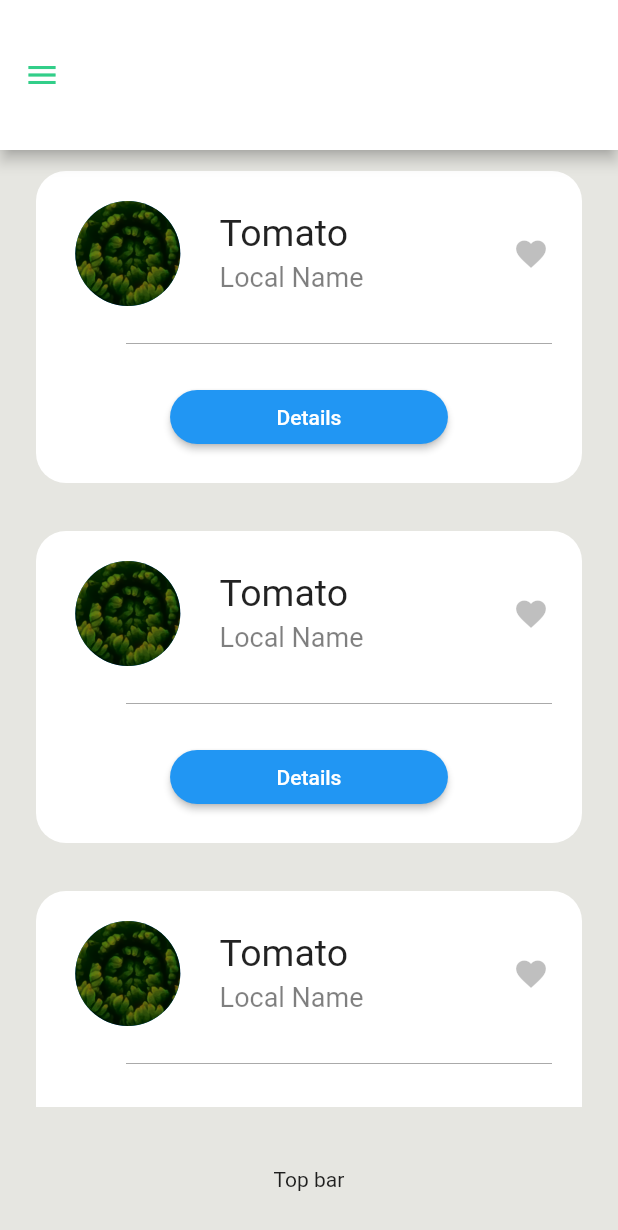
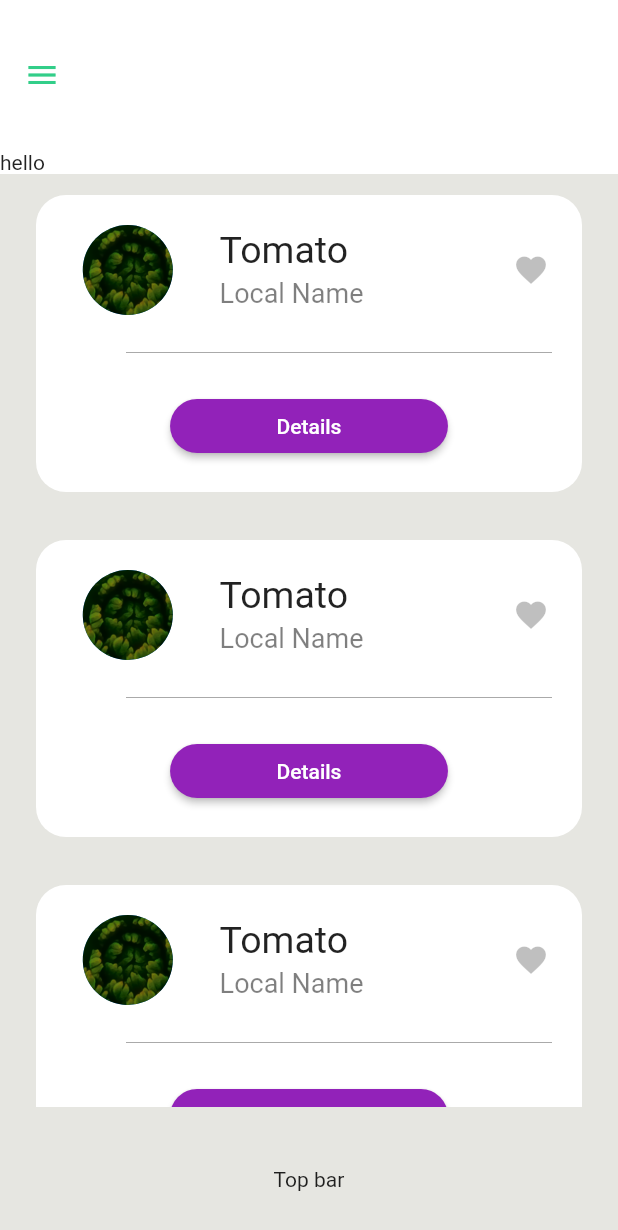
Before and after one commit to ParadoxPD/Spectra, a Flutter app: the Dashboard screen opened directly, on a phone screen of 412 x 824 dp. Shown: the top 1230 px of the screen. Run offline on Flutter 3.47's test engine with Material 2 defaults, Android fonts, the phone set to English and light mode, and no system bars; our stand-ins replace rxdart; Roboto replaces fonts that are missing (SFProText).

Commit message:
Working on sidebar

```diff
--- a/app/lib/pages/Dashboard.dart
+++ b/app/lib/pages/Dashboard.dart
@@ -1,13 +1,12 @@
 import 'package:flutter/material.dart';
 import 'package:flutter/widgets.dart';
-import '../bloc/blocs/user_bloc_provider.dart';
 
 class Dashboard extends StatelessWidget {
   @override
   Widget build(BuildContext context) {
     return Scaffold(
         appBar: AppBar(
-          title: Text("hello"),
+          elevation: 0,
           backgroundColor: Colors.white,
           toolbarHeight: 100,
           iconTheme: IconThemeData(color: Color(0xff32CE89)),
@@ -17,6 +16,11 @@ class Dashboard extends StatelessWidget {
           color: Color(0xffE6E6E1),
           child: Column(
             children: <Widget>[
+              Container(
+                width: MediaQuery.of(context).size.width,
+                color: Colors.white,
+                child: Text("hello"),
+              ),
               Expanded(
                 child: Container(
                   padding: EdgeInsets.fromLTRB(20, 10, 20, 10),
@@ -50,78 +54,63 @@ Widget createSideDrawer(BuildContext context) {
     child: ClipRRect(
       borderRadius: BorderRadius.only(topRight: Radius.circular(85.0)),
       child: Drawer(
+        child: SizedBox.expand(
           child: ListView(
             // Important: Remove any padding from the ListView.
             padding: EdgeInsets.zero,
             children: <Widget>[
+              sideMenuBanner(
+                  context,
+                  new AssetImage("assets/Login_Back.png"),
+                  Image.asset('assets/avatar.png'),
+                  "Isaac Newton",
+                  "@Newton69"),
+              Padding(padding: EdgeInsets.only(top: 30)),
+              sideMenuTile("Home", ImageIcon(AssetImage('assets/home.png')),
+                  TextStyle(fontSize: 16, fontWeight: FontWeight.w400), () {}),
               Container(
-              height: MediaQuery.of(context).size.height * 0.32,
-              child: ClipRRect(
-                borderRadius:
-                    BorderRadius.only(bottomLeft: Radius.circular(85.0)),
-                child: DrawerHeader(
-                  margin: EdgeInsets.zero,
-                  padding: EdgeInsets.zero,
-                  child: Container(
-                    decoration: new BoxDecoration(
-                      color: Color(0xff241332),
-                      image: new DecorationImage(
-                        colorFilter: new ColorFilter.mode(
-                            Colors.black.withOpacity(0.36), BlendMode.dstATop),
-                        image: new AssetImage("assets/Login_Back.png"),
-                        fit: BoxFit.cover,
+                  padding: EdgeInsets.fromLTRB(20, 5, 120, 5),
+                  child: ElevatedButton(
+                      child: Padding(
+                          padding: EdgeInsets.fromLTRB(0, 15, 0, 15),
+                          child: Text(
+                            "Devices",
+                            style: TextStyle(
+                                fontSize: 16, fontWeight: FontWeight.w400),
+                          )),
+                      onPressed: () {},
+                      style: ButtonStyle(
+                          backgroundColor: MaterialStateProperty.all<Color>(
+                              Color(0xff3AE379)),
+                          shape:
+                              MaterialStateProperty.all<RoundedRectangleBorder>(
+                                  RoundedRectangleBorder(
+                            borderRadius: BorderRadius.circular(80.0),
+                          ))))),
+              sideMenuTile(
+                  "Contact Us",
+                  ImageIcon(AssetImage('assets/user-minus.png')),
+                  TextStyle(fontSize: 16, fontWeight: FontWeight.w400),
+                  () {}),
+              sideMenuTile("About Us", ImageIcon(AssetImage('assets/info.png')),
+                  TextStyle(fontSize: 16, fontWeight: FontWeight.w400), () {}),
+              Padding(
+                  padding: EdgeInsets.only(
+                      top: MediaQuery.of(context).size.height / 4.7)),
+              Padding(
+                padding: EdgeInsets.only(left: 20.0),
+                child: sideMenuTile(
+                    "Log Out",
+                    ImageIcon(AssetImage('assets/logout.png')),
+                    TextStyle(
+                        fontSize: 16,
+                        fontWeight: FontWeight.w400,
+                        color: Color(0x50000000)), () {
+                  Navigator.popUntil(context, ModalRoute.withName('/'));
+                }),
               ),
-                    ),
-                    child: Padding(
-                      padding: EdgeInsets.fromLTRB(40, 50, 0, 20),
-                      child: Column(
-                        mainAxisAlignment: MainAxisAlignment.start,
-                        crossAxisAlignment: CrossAxisAlignment.start,
-                        children: <Widget>[
-                          CircleAvatar(
-                            radius: 35,
-                            child: Image.asset('assets/avatar.png'),
-                            backgroundColor: Color(0x00ffffff),
-                          ),
-                          Padding(
-                            padding: EdgeInsets.fromLTRB(10, 10, 0, 0),
-                            child: Text(
-                              "Isaac Newton",
-                              style:
-                                  TextStyle(color: Colors.white, fontSize: 22),
-                            ),
-                          ),
-                          Padding(
-                              padding: EdgeInsets.fromLTRB(10, 10, 0, 0),
-                              child: Text("@Newton69",
-                                  style: TextStyle(
-                                      color: Color(0xaaffffff), fontSize: 13)))
             ],
           ),
-                    ),
-                  ),
-                ),
-              ),
-            ),
-            ListTile(
-              title: Text('Item 1'),
-              onTap: () {
-                // Update the state of the app
-                // ...
-                // Then close the drawer
-                Navigator.pop(context);
-              },
-            ),
-            ListTile(
-              title: Text('Item 2'),
-              onTap: () {
-                // Update the state of the app
-                // ...
-                // Then close the drawer
-                Navigator.pop(context);
-              },
-            ),
-          ],
         ), // Populate the Drawer in the next step.
       ),
     ),
@@ -249,7 +238,7 @@ Widget getCard(context) {
           subtitle: 'Local Name',
           thumbnail: Container(
             child: CircleAvatar(
-              radius: 35,
+              radius: 30,
               foregroundImage: AssetImage('assets/Login_Back.png'),
             ),
           ),
@@ -272,6 +261,8 @@ Widget getCard(context) {
             ),
             onPressed: () {/* ... */},
             style: ButtonStyle(
+                backgroundColor:
+                    MaterialStateProperty.all<Color>(Color(0xff9222B9)),
                 shape: MaterialStateProperty.all<RoundedRectangleBorder>(
                     RoundedRectangleBorder(
                   borderRadius: BorderRadius.circular(18.0),
@@ -281,3 +272,72 @@ Widget getCard(context) {
     ),
   );
 }
+
+Widget sideMenuBanner(BuildContext context, AssetImage banner, Image avatar,
+    String name, String username) {
+  return Container(
+    height: MediaQuery.of(context).size.height * 0.32,
+    child: ClipRRect(
+      borderRadius: BorderRadius.only(bottomLeft: Radius.circular(85.0)),
+      child: DrawerHeader(
+        margin: EdgeInsets.zero,
+        padding: EdgeInsets.zero,
+        child: Container(
+          decoration: new BoxDecoration(
+            color: Color(0xff241332),
+            image: new DecorationImage(
+              colorFilter: new ColorFilter.mode(
+                  Colors.black.withOpacity(0.36), BlendMode.dstATop),
+              image: banner,
+              fit: BoxFit.cover,
+            ),
+          ),
+          child: Padding(
+            padding: EdgeInsets.fromLTRB(40, 50, 0, 20),
+            child: Column(
+              mainAxisAlignment: MainAxisAlignment.start,
+              crossAxisAlignment: CrossAxisAlignment.start,
+              children: <Widget>[
+                CircleAvatar(
+                  radius: 35,
+                  child: avatar,
+                  backgroundColor: Color(0x00ffffff),
+                ),
+                Padding(
+                  padding: EdgeInsets.fromLTRB(10, 10, 0, 0),
+                  child: Text(
+                    name,
+                    style: TextStyle(color: Colors.white, fontSize: 22),
+                  ),
+                ),
+                Padding(
+                    padding: EdgeInsets.fromLTRB(10, 10, 0, 0),
+                    child: Text(username,
+                        style:
+                            TextStyle(color: Color(0xaaffffff), fontSize: 13)))
+              ],
+            ),
+          ),
+        ),
+      ),
+    ),
+  );
+}
+
+Widget sideMenuTile(
+    String title, ImageIcon icon, TextStyle style, var handleTap) {
+  return InkWell(
+    onTap: handleTap,
+    child: Container(
+      child: ListTile(
+        leading: icon,
+        title: Transform.translate(
+            offset: Offset(-20, 0),
+            child: Text(
+              title,
+              style: style,
+            )),
+      ),
+    ),
+  );
+}
--- a/app/lib/pages/LoginUI.dart
+++ b/app/lib/pages/LoginUI.dart
@@ -1,6 +1,7 @@
 import 'package:flutter/cupertino.dart';
 import 'package:flutter/material.dart';
 import './Dashboard.dart';
+import '../bloc/blocs/user_bloc_provider.dart';
 
 class Login extends StatelessWidget {
   @override
--- a/app/pubspec.yaml
+++ b/app/pubspec.yaml
@@ -54,6 +54,10 @@ flutter:
   assets:
     - assets/Login_Back.png
     - assets/avatar.png
+    - assets/home.png
+    - assets/logout.png
+    - assets/info.png
+    - assets/user-minus.png
 
   # An image asset can refer to one or more resolution-specific "variants", see
   # https://flutter.dev/assets-and-images/#resolution-aware.
```
Also changed, not shown: app/lib/main.dart (+7 -8 lines), app/assets/home.png (added), app/assets/info.png (added), app/assets/logout.png (added), app/assets/user-minus.png (added). Lines whose indentation alone changed are shown as unchanged.
